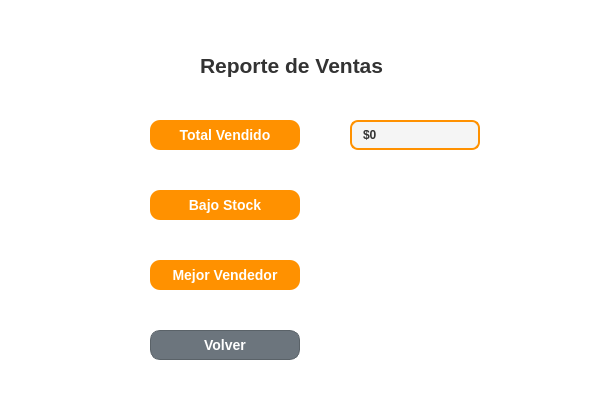
This is gui/ventas_admin.ui in UTN-BDA-2026/repositorio-grupo-BCCG as Qt 5 draws it before an edit. The edited form follows.
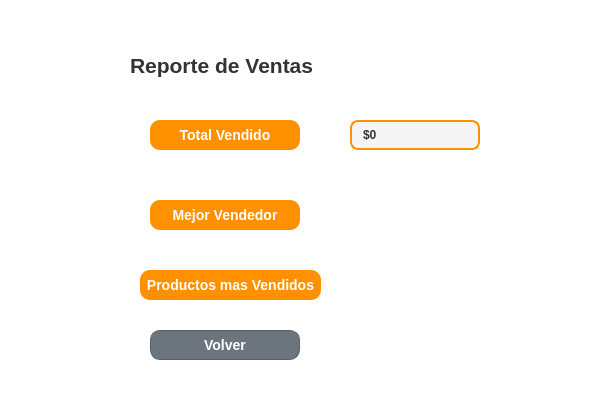
This is the edited form.

Commit message: conecte modulo de productos mas vendidos desde panel de ventas admin

Patch:
```diff
--- a/gui/ventas_admin.ui
+++ b/gui/ventas_admin.ui
@@ -21,7 +21,7 @@
   <widget class="QLabel" name="label">
    <property name="geometry">
     <rect>
-     <x>200</x>
+     <x>130</x>
      <y>50</y>
      <width>211</width>
      <height>31</height>
@@ -30,7 +30,6 @@
    <property name="font">
     <font>
      <pointsize>16</pointsize>
-     <weight>75</weight>
      <bold>true</bold>
     </font>
    </property>
@@ -89,37 +88,11 @@
     <string>$0</string>
    </property>
   </widget>
-  <widget class="QPushButton" name="btnStockBajo">
-   <property name="geometry">
-    <rect>
-     <x>150</x>
-     <y>190</y>
-     <width>150</width>
-     <height>30</height>
-    </rect>
-   </property>
-   <property name="styleSheet">
-    <string notr="true">QPushButton {
-    background-color: #FF9100;
-    color: white;
-    border-radius: 10px;
-    font-weight: bold;
-    font-size: 14px;
-}
-
-QPushButton:hover {
-    background-color: #E68200;
-}</string>
-   </property>
-   <property name="text">
-    <string>Bajo Stock</string>
-   </property>
-  </widget>
   <widget class="QPushButton" name="btnMejorVendedor">
    <property name="geometry">
     <rect>
      <x>150</x>
-     <y>260</y>
+     <y>200</y>
      <width>150</width>
      <height>30</height>
     </rect>
@@ -172,6 +145,32 @@
     <string>Volver</string>
    </property>
   </widget>
+  <widget class="QPushButton" name="btnProdMasVendido">
+   <property name="geometry">
+    <rect>
+     <x>140</x>
+     <y>270</y>
+     <width>181</width>
+     <height>30</height>
+    </rect>
+   </property>
+   <property name="styleSheet">
+    <string notr="true">QPushButton {
+    background-color: #FF9100;
+    color: white;
+    border-radius: 10px;
+    font-weight: bold;
+    font-size: 14px;
+}
+
+QPushButton:hover {
+    background-color: #E68200;
+}</string>
+   </property>
+   <property name="text">
+    <string>Productos mas Vendidos</string>
+   </property>
+  </widget>
  </widget>
  <resources/>
  <connections/>
```
The commit also changes 1 other file.
